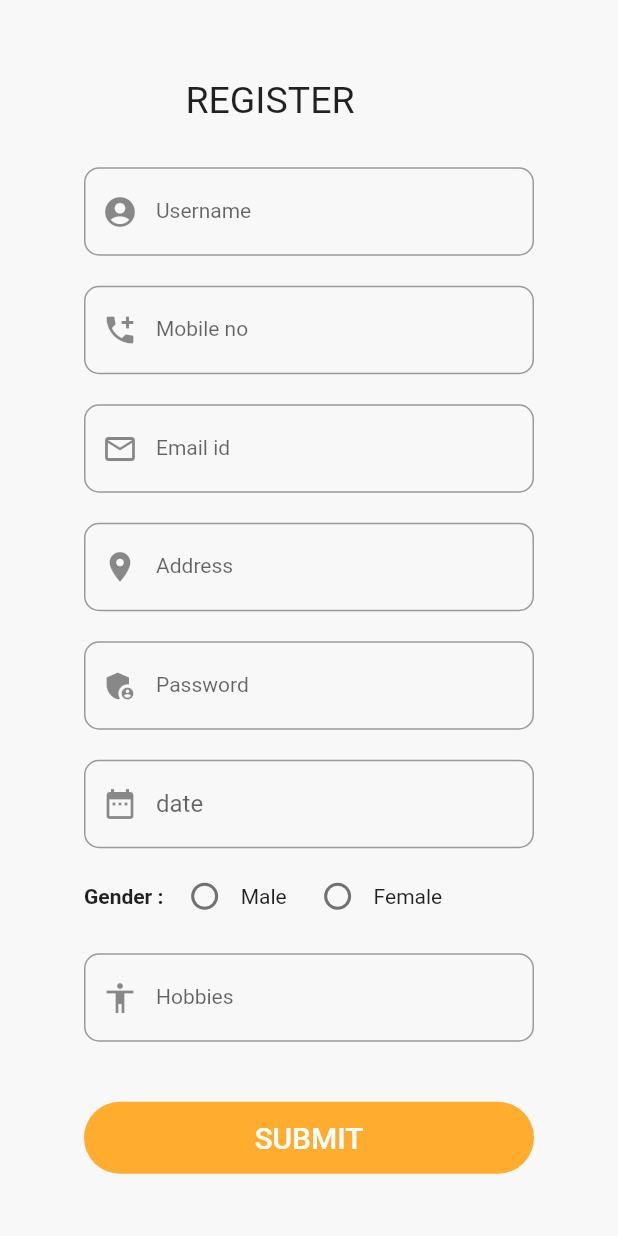
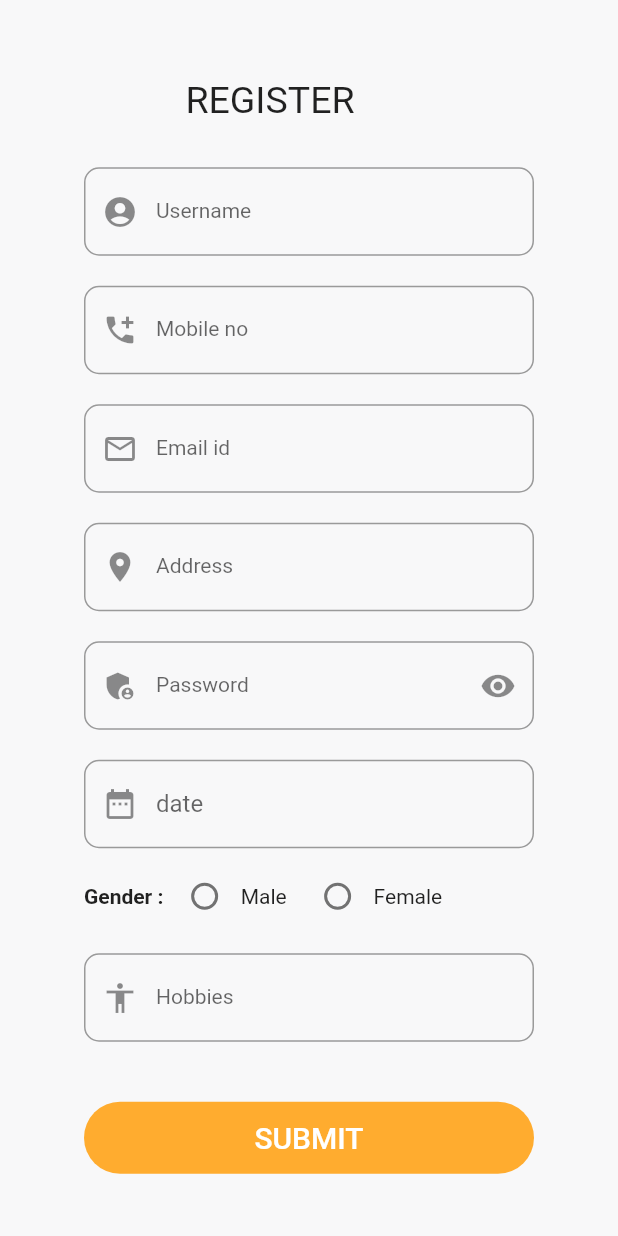
Before and after one commit to smitkachhadiya/myrestaurant, a Flutter app: the screen it shows after launch, after a tap on "Sign up", on a phone screen of 412 x 824 dp. Run offline on Flutter 3.47's test engine with Material 2 defaults, Android fonts, the light colour scheme and no system bars; our stand-ins replace animated_splash_screen, firebase_core, firebase_database, loading_animation_widget; missing offline and left inert: flutter_image_slider; accounts and stored records are empty.

Commit message:
committed successfully 1

```diff
--- a/lib/loginpage.dart
+++ b/lib/loginpage.dart
@@ -14,6 +14,7 @@ class _loginpageState extends State<loginpage> {
   TextEditingController _passwordController = TextEditingController();
   FirebaseDatabase database = FirebaseDatabase.instance;
   int e = 0;
+  bool pass = true;
 
   void _verifydata() async {
     DatabaseReference ref = FirebaseDatabase.instance.ref("user");
@@ -83,7 +84,7 @@ class _loginpageState extends State<loginpage> {
                       Padding(padding: const EdgeInsets.all(10)),
                       TextField(
                         controller: _passwordController,
-                        obscureText: true,
+                        obscureText: pass,
                         decoration: InputDecoration(
                             contentPadding: EdgeInsets.all(20),
                             border: OutlineInputBorder(
@@ -92,7 +93,15 @@ class _loginpageState extends State<loginpage> {
                             hintStyle: TextStyle(fontWeight: FontWeight.bold),
                             labelText: 'password',
                             labelStyle: TextStyle(fontSize: 14),
-                            prefixIcon: Icon(Icons.admin_panel_settings_sharp)),
+                            prefixIcon: Icon(Icons.admin_panel_settings_sharp),
+                            suffixIcon: IconButton(
+                              icon : Icon(Icons.remove_red_eye,),
+                              onPressed: (){
+                                setState(() {
+                                  pass = !pass;
+                                });
+                              },),
+                        ),
                       ),
                       Padding(
                         padding: EdgeInsets.only(left: 190,top: 5),
--- a/lib/register.dart
+++ b/lib/register.dart
@@ -20,6 +20,7 @@ class _registerState extends State<register> {
   TextEditingController hobbiesController = TextEditingController();
 
   GlobalKey<FormState> formKey = GlobalKey<FormState>();
+  bool pass = true;
 
   List<Map>  userdata = [];
   FirebaseDatabase database = FirebaseDatabase.instance;
@@ -169,6 +170,7 @@ class _registerState extends State<register> {
                       Padding(padding: const EdgeInsets.all(10)),
                       TextFormField(
                         controller: passwordController,
+                        obscureText: pass,
                         decoration: InputDecoration(
                             contentPadding: EdgeInsets.all(20),
                             border: OutlineInputBorder(
@@ -177,7 +179,15 @@ class _registerState extends State<register> {
                             hintStyle: TextStyle(fontWeight: FontWeight.bold),
                             labelText: 'Password',
                             labelStyle: TextStyle(fontSize: 14),
-                            prefixIcon: Icon(Icons.admin_panel_settings_sharp)),
+                            prefixIcon: Icon(Icons.admin_panel_settings_sharp),
+                            suffixIcon: IconButton(
+                              icon : Icon(Icons.remove_red_eye,),
+                              onPressed: (){
+                                setState(() {
+                                  pass = !pass;
+                                });
+                              },),
+                        ),
                         validator: (value){
                           if(value!.isEmpty){
                             return 'Please Enter Password';
```
